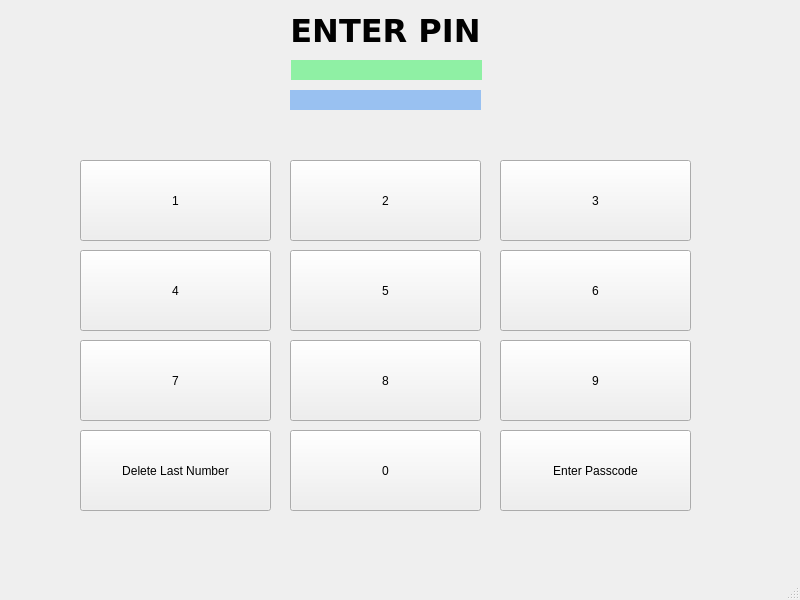
First picture: the form in tslimSim/mainwindow.ui, repository Chenguku/t-slim-Insulin-Pump, before the edit.
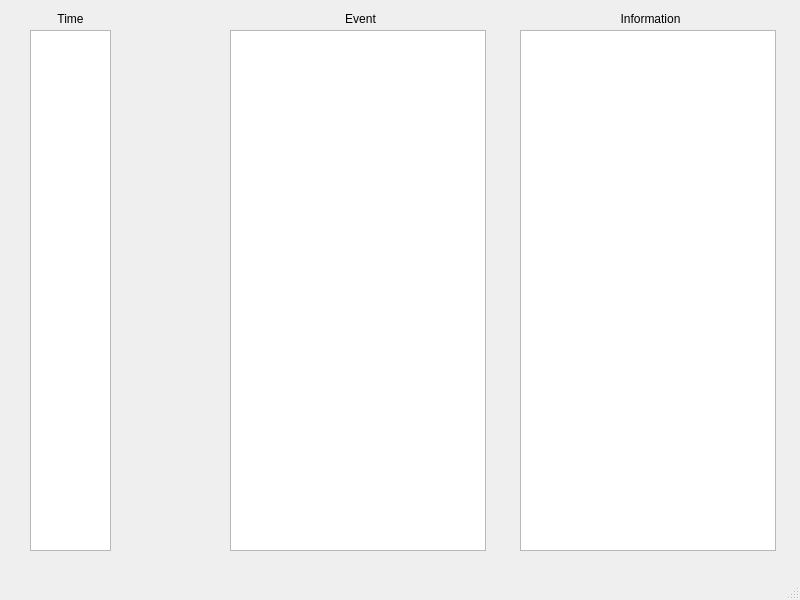
Second picture: the form after the edit. The open tabs and pages were chosen to show the change.

Commit message: added the pump data history page

```diff
--- a/tslimSim/mainwindow.ui
+++ b/tslimSim/mainwindow.ui
@@ -1606,6 +1606,86 @@
       <layout class="QVBoxLayout" name="profilesLayout"/>
      </widget>
     </widget>
+    <widget class="QWidget" name="History">
+     <widget class="QLabel" name="historyTimeLabel">
+      <property name="geometry">
+       <rect>
+        <x>20</x>
+        <y>10</y>
+        <width>101</width>
+        <height>17</height>
+       </rect>
+      </property>
+      <property name="text">
+       <string>Time</string>
+      </property>
+      <property name="alignment">
+       <set>Qt::AlignCenter</set>
+      </property>
+     </widget>
+     <widget class="QLabel" name="historyEventLabel">
+      <property name="geometry">
+       <rect>
+        <x>310</x>
+        <y>10</y>
+        <width>101</width>
+        <height>17</height>
+       </rect>
+      </property>
+      <property name="text">
+       <string>Event</string>
+      </property>
+      <property name="alignment">
+       <set>Qt::AlignCenter</set>
+      </property>
+     </widget>
+     <widget class="QLabel" name="historyInformationLabel">
+      <property name="geometry">
+       <rect>
+        <x>600</x>
+        <y>10</y>
+        <width>101</width>
+        <height>17</height>
+       </rect>
+      </property>
+      <property name="text">
+       <string>Information</string>
+      </property>
+      <property name="alignment">
+       <set>Qt::AlignCenter</set>
+      </property>
+     </widget>
+     <widget class="QListWidget" name="timeList">
+      <property name="geometry">
+       <rect>
+        <x>30</x>
+        <y>30</y>
+        <width>81</width>
+        <height>521</height>
+       </rect>
+      </property>
+     </widget>
+     <widget class="QListWidget" name="listWidget">
+      <property name="geometry">
+       <rect>
+        <x>230</x>
+        <y>30</y>
+        <width>256</width>
+        <height>521</height>
+       </rect>
+      </property>
+     </widget>
+     <widget class="QListWidget" name="listWidget_2">
+      <property name="geometry">
+       <rect>
+        <x>520</x>
+        <y>30</y>
+        <width>256</width>
+        <height>521</height>
+       </rect>
+      </property>
+     </widget>
+    </widget>
    </widget>
   </widget>
   <widget class="QMenuBar" name="menubar">
```
The commit also changes 9 other files.
